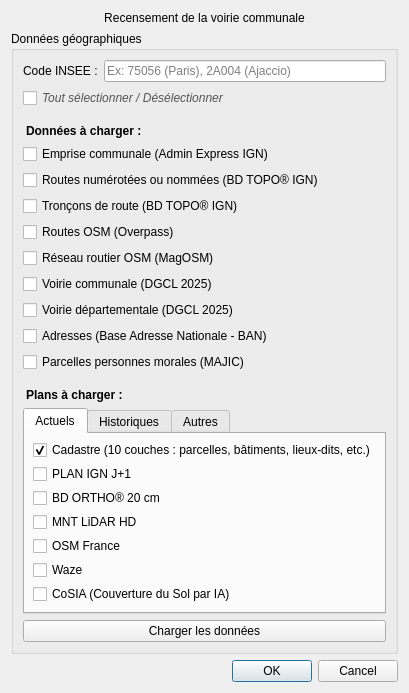
This is chemins_ruraux_dialog_base.ui in Cliath/chemins_ruraux as Qt 5 draws it before an edit. The edited form follows.
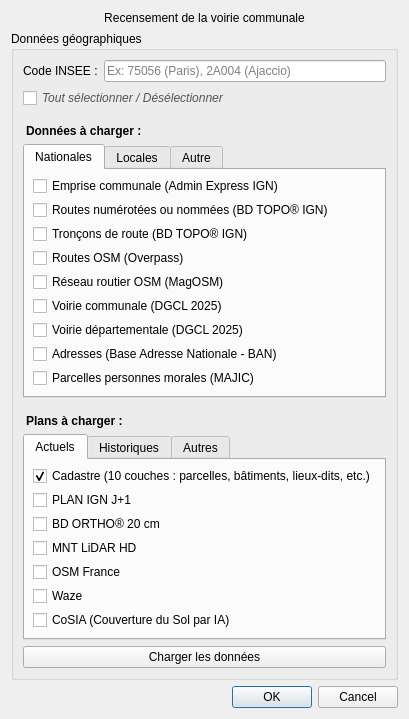
This is the edited form.

The edit to the form file:
```diff
--- a/chemins_ruraux_dialog_base.ui
+++ b/chemins_ruraux_dialog_base.ui
@@ -75,6 +75,22 @@
        </widget>
       </item>
       <item>
+       <widget class="QTabWidget" name="tabWidgetDonnees">
+        <property name="currentIndex">
+         <number>0</number>
+        </property>
+        <!-- Onglet Nationales -->
+        <widget class="QWidget" name="tabNationales">
+         <attribute name="title">
+          <string>Nationales</string>
+         </attribute>
+         <layout class="QVBoxLayout" name="layoutNationales">
+          <property name="spacing"><number>4</number></property>
+          <property name="leftMargin"><number>8</number></property>
+          <property name="topMargin"><number>6</number></property>
+          <property name="rightMargin"><number>8</number></property>
+          <property name="bottomMargin"><number>6</number></property>
+          <item>
        <widget class="QCheckBox" name="chkCommune">
         <property name="text">
          <string>Emprise communale (Admin Express IGN)</string>
@@ -162,6 +178,52 @@
         <property name="toolTip">
          <string>Charge les parcelles cadastrales détenues par des personnes morales (données DGFiP via Koumoul)&#10;Licence Ouverte 2.0 (Etalab) — © DGFiP</string>
         </property>
+           </widget>
+          </item>
+          <item>
+           <spacer name="spacerNationales">
+            <property name="orientation"><enum>Qt::Vertical</enum></property>
+            <property name="sizeHint" stdset="0"><size><width>0</width><height>0</height></size></property>
+           </spacer>
+          </item>
+         </layout>
+        </widget>
+        <!-- Onglet Locales -->
+        <widget class="QWidget" name="tabLocales">
+         <attribute name="title">
+          <string>Locales</string>
+         </attribute>
+         <layout class="QVBoxLayout" name="layoutLocales">
+          <property name="leftMargin"><number>8</number></property>
+          <property name="topMargin"><number>6</number></property>
+          <property name="rightMargin"><number>8</number></property>
+          <property name="bottomMargin"><number>6</number></property>
+          <item>
+           <spacer name="spacerLocales">
+            <property name="orientation"><enum>Qt::Vertical</enum></property>
+            <property name="sizeHint" stdset="0"><size><width>0</width><height>40</height></size></property>
+           </spacer>
+          </item>
+         </layout>
+        </widget>
+        <!-- Onglet Autre -->
+        <widget class="QWidget" name="tabDonneesAutre">
+         <attribute name="title">
+          <string>Autre</string>
+         </attribute>
+         <layout class="QVBoxLayout" name="layoutDonneesAutre">
+          <property name="leftMargin"><number>8</number></property>
+          <property name="topMargin"><number>6</number></property>
+          <property name="rightMargin"><number>8</number></property>
+          <property name="bottomMargin"><number>6</number></property>
+          <item>
+           <spacer name="spacerDonneesAutre">
+            <property name="orientation"><enum>Qt::Vertical</enum></property>
+            <property name="sizeHint" stdset="0"><size><width>0</width><height>40</height></size></property>
+           </spacer>
+          </item>
+         </layout>
+        </widget>
        </widget>
       </item>
       <item>
```
Lines whose indentation alone changed are shown as unchanged.
